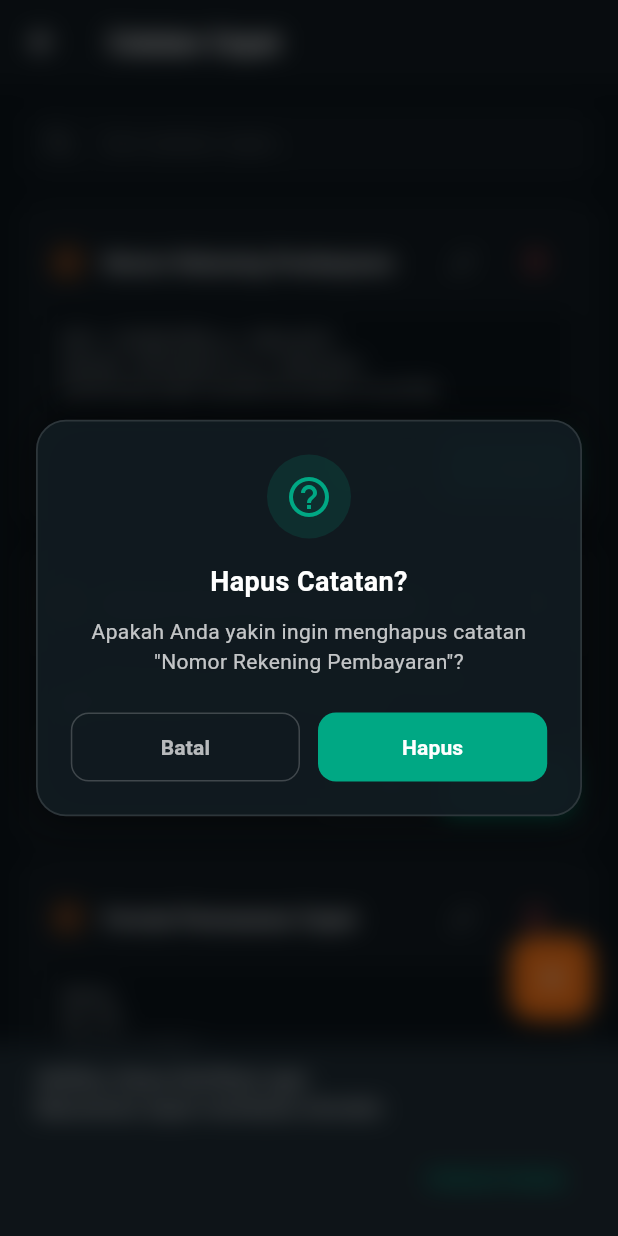
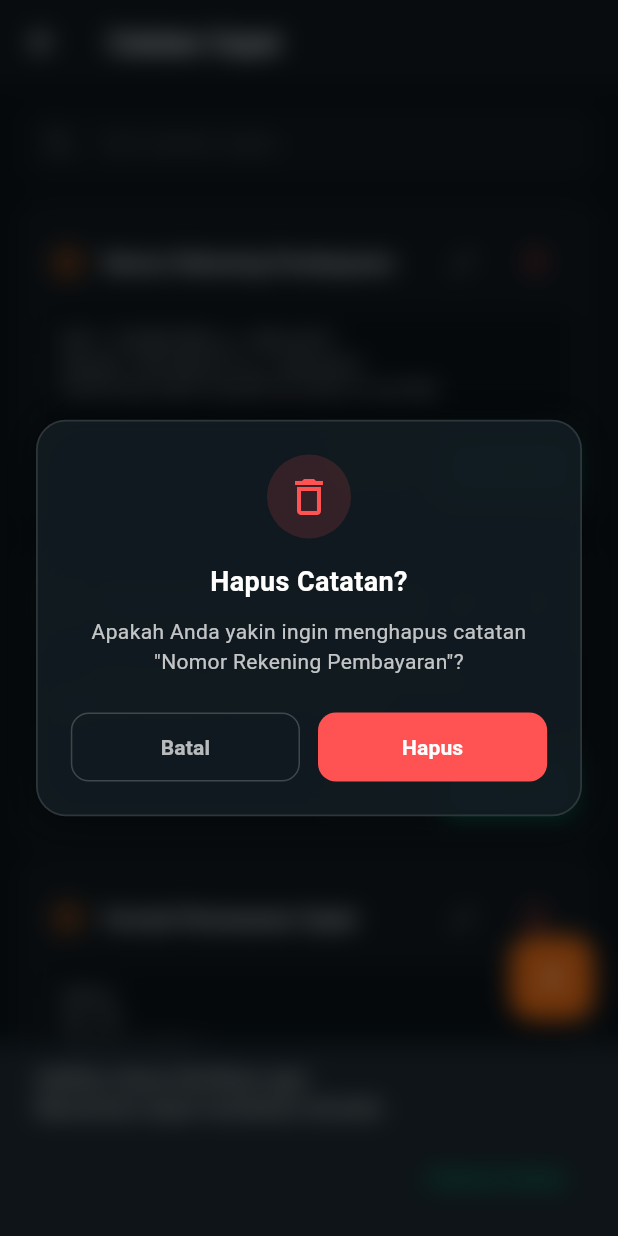
Before and after one commit to maoneart/WhatsAuto, a Flutter app: the QuickNotesScreen screen opened directly, after a tap on the "delete outline" icon, on a phone screen of 412 x 824 dp. Run offline on Flutter 3.47's test engine with Material 3 defaults, Android fonts, the phone set to English and light mode, and no system bars; our stand-ins replace csv, file_picker, share_plus, shared_preferences; accounts and stored records are empty.

Commit message:
fix: correct showConfirmModal arguments in quick_notes_screen.dart

```diff
--- a/lib/screens/quick_notes_screen.dart
+++ b/lib/screens/quick_notes_screen.dart
@@ -167,21 +167,22 @@ class _QuickNotesScreenState extends State<QuickNotesScreen> {
     );
   }
 
-  void _deleteNote(QuickNote note) {
-    GlassmorphismModal.showConfirmModal(
+  void _deleteNote(QuickNote note) async {
+    final confirmed = await GlassmorphismModal.showConfirmModal(
       context: context,
       title: 'Hapus Catatan?',
       message: 'Apakah Anda yakin ingin menghapus catatan "${note.title}"?',
       confirmText: 'Hapus',
       cancelText: 'Batal',
-      isDestructive: true,
-      onConfirm: () {
-        setState(() {
-          _notes.removeWhere((n) => n.id == note.id);
-        });
-        _saveNotes();
-      },
+      confirmColor: Colors.redAccent,
+      icon: Icons.delete_outline,
     );
+    if (confirmed == true) {
+      setState(() {
+        _notes.removeWhere((n) => n.id == note.id);
+      });
+      _saveNotes();
+    }
   }
 
   void _copyNote(QuickNote note) {
```
